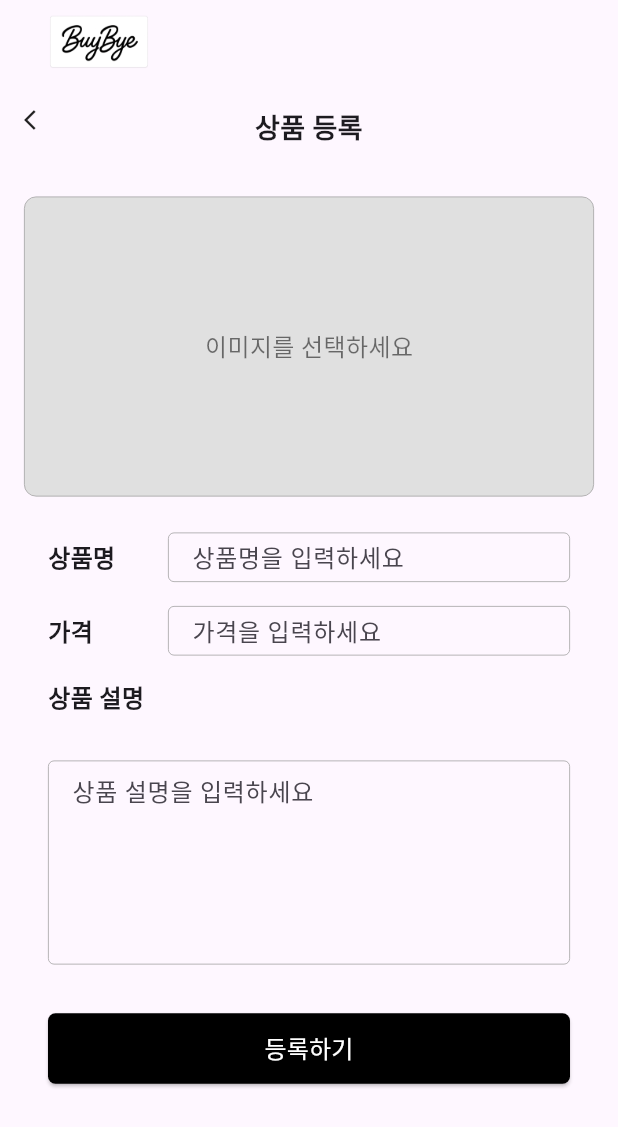
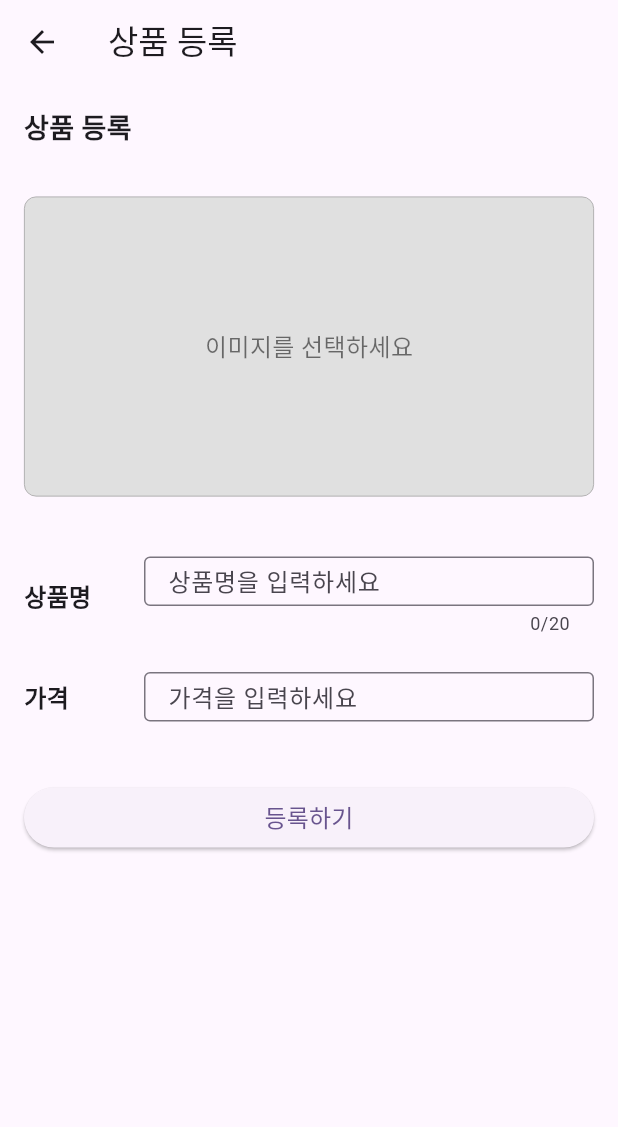
Before and after one commit to Metachive/buybye, a Flutter app: the ProductRegister screen opened directly, on a phone screen of 412 x 824 dp. Shown: the top 1127 px of the screen. Run offline on Flutter 3.47's test engine with Material 3 defaults, Android fonts, the phone set to English and light mode, and no system bars; our stand-ins replace image_picker.

Commit message:
상품 등록 페이지 기능 추가 및 상태관리 기능

```diff
--- a/lib/product_register.dart
+++ b/lib/product_register.dart
@@ -1,3 +1,170 @@
+import 'package:flutter/material.dart';
+
+class ProductRegister extends StatelessWidget {
+  const ProductRegister({super.key});
+
+  @override
+  Widget build(BuildContext context) {
+    return Scaffold(
+      appBar: AppBar(title: const Text("상품 등록")),
+      body: SingleChildScrollView(
+        child: Column(
+          crossAxisAlignment: CrossAxisAlignment.start,
+          children: [
+            // 제목
+            const Padding(
+              padding: EdgeInsets.all(16.0),
+              child: Text(
+                '상품 등록',
+                style: TextStyle(fontSize: 18, fontWeight: FontWeight.bold),
+                textAlign: TextAlign.center,
+              ),
+            ),
+
+            // 이미지 등록 더미
+            Padding(
+              padding: const EdgeInsets.all(16.0),
+              child: Container(
+                width: double.infinity,
+                height: 200,
+                decoration: BoxDecoration(
+                  color: Colors.grey[300],
+                  borderRadius: BorderRadius.circular(8.0),
+                  border: Border.all(color: Colors.grey, width: 0.5),
+                ),
+                child: const Center(
+                  child: Text(
+                    '이미지를 선택하세요',
+                    style: TextStyle(fontSize: 16, color: Colors.black54),
+                  ),
+                ),
+              ),
+            ),
+
+            const SizedBox(height: 24),
+
+            // 상품명 입력
+            Padding(
+              padding: const EdgeInsets.symmetric(horizontal: 16.0),
+              child: Row(
+                crossAxisAlignment: CrossAxisAlignment.center,
+                children: [
+                  const SizedBox(
+                    width: 80,
+                    child: Text(
+                      '상품명',
+                      style: TextStyle(
+                        fontSize: 16,
+                        fontWeight: FontWeight.bold,
+                      ),
+                    ),
+                  ),
+                  Expanded(
+                    child: TextField(
+                      decoration: const InputDecoration(
+                        hintText: '상품명을 입력하세요',
+                        border: OutlineInputBorder(
+                          borderSide: BorderSide(
+                            color: Colors.grey,
+                            width: 0.5,
+                          ),
+                        ),
+                        contentPadding: EdgeInsets.symmetric(
+                          horizontal: 12,
+                          vertical: 4,
+                        ),
+                        isDense: true,
+                      ),
+                      style: const TextStyle(fontSize: 16),
+                      maxLines: 1,
+                      maxLength: 20,
+                      textAlign: TextAlign.start,
+                      textAlignVertical: TextAlignVertical.center,
+                      textInputAction: TextInputAction.next,
+                      keyboardType: TextInputType.text,
+                      onChanged: (value) {
+                        // 상품명 입력 시 처리할 로직
+                      },
+                      onSubmitted: (value) {
+                        // 상품명 입력 완료 시 처리할 로직
+                      },
+                    ),
+                  ),
+                ],
+              ),
+            ),
+
+            const SizedBox(height: 24),
+
+            // 가격 입력
+            Padding(
+              padding: const EdgeInsets.symmetric(horizontal: 16.0),
+              child: Row(
+                crossAxisAlignment: CrossAxisAlignment.center,
+                children: [
+                  const SizedBox(
+                    width: 80,
+                    child: Text(
+                      '가격',
+                      style: TextStyle(
+                        fontSize: 16,
+                        fontWeight: FontWeight.bold,
+                      ),
+                    ),
+                  ),
+                  Expanded(
+                    child: TextField(
+                      decoration: const InputDecoration(
+                        hintText: '가격을 입력하세요',
+                        border: OutlineInputBorder(
+                          borderSide: BorderSide(
+                            color: Colors.grey,
+                            width: 0.5,
+                          ),
+                        ),
+                        contentPadding: EdgeInsets.symmetric(
+                          horizontal: 12,
+                          vertical: 4,
+                        ),
+                        isDense: true,
+                      ),
+                      style: const TextStyle(fontSize: 16),
+                      maxLines: 1,
+                      keyboardType: TextInputType.number,
+                      textInputAction: TextInputAction.done,
+                      onChanged: (value) {
+                        // 가격 입력 시 처리할 로직
+                      },
+                      onSubmitted: (value) {
+                        // 가격 입력 완료 시 처리할 로직
+                      },
+                    ),
+                  ),
+                ],
+              ),
+            ),
+
+            const SizedBox(height: 24),
+
+            // 등록 버튼
+            Padding(
+              padding: const EdgeInsets.all(16.0),
+              child: SizedBox(
+                width: double.infinity,
+                child: ElevatedButton(
+                  onPressed: () {
+                    // 등록 버튼 클릭 시 처리할 로직
+                  },
+                  child: const Text('등록하기', style: TextStyle(fontSize: 16)),
+                ),
+              ),
+            ),
+          ],
+        ),
+      ),
+    );
+  }
+}
 import 'package:flutter/material.dart';
 import 'package:image_picker/image_picker.dart';
 import 'dart:io';
@@ -8,7 +175,9 @@ import 'models/product_list.dart';
 import 'widgets/common_app_bar.dart';
 
 class ProductRegister extends StatefulWidget {
-  const ProductRegister({super.key});
+  const ProductRegister({
+    super.key,
+  });
 
   @override
   State<ProductRegister> createState() => _ProductRegisterState();
@@ -95,8 +264,7 @@ class _ProductRegisterState extends State<ProductRegister> {
                           borderRadius: BorderRadius.circular(8.0),
                           border: Border.all(color: Colors.grey, width: 0.5),
                         ),
-                        child:
-                            pickedFile != null
+                        child: pickedFile != null
                             ? ClipRRect(
                                 borderRadius: BorderRadius.circular(8.0),
                                 child: Image.file(
@@ -137,27 +305,15 @@ class _ProductRegisterState extends State<ProductRegister> {
                               decoration: const InputDecoration(
                                 hintText: '상품명을 입력하세요',
                                 border: OutlineInputBorder(
-                                  borderSide: BorderSide(
-                                    color: Colors.grey,
-                                    width: 0.5,
-                                  ),
+                                  borderSide: BorderSide(color: Colors.grey, width: 0.5),
                                 ),
                                 enabledBorder: OutlineInputBorder(
-                                  borderSide: BorderSide(
-                                    color: Colors.grey,
-                                    width: 0.5,
-                                  ),
+                                  borderSide: BorderSide(color: Colors.grey, width: 0.5),
                                 ),
                                 focusedBorder: OutlineInputBorder(
-                                  borderSide: BorderSide(
-                                    color: Colors.grey,
-                                    width: 0.5,
+                                  borderSide: BorderSide(color: Colors.grey, width: 0.5),
                                 ),
-                                ),
-                                contentPadding: EdgeInsets.symmetric(
-                                  horizontal: 12,
-                                  vertical: 4,
-                                ),
+                                contentPadding: EdgeInsets.symmetric(horizontal: 12, vertical: 4),
                                 isDense: true,
                               ),
                               validator: (value) {
@@ -194,27 +350,15 @@ class _ProductRegisterState extends State<ProductRegister> {
                               decoration: const InputDecoration(
                                 hintText: '가격을 입력하세요',
                                 border: OutlineInputBorder(
-                                  borderSide: BorderSide(
-                                    color: Colors.grey,
-                                    width: 0.5,
-                                  ),
+                                  borderSide: BorderSide(color: Colors.grey, width: 0.5),
                                 ),
                                 enabledBorder: OutlineInputBorder(
-                                  borderSide: BorderSide(
-                                    color: Colors.grey,
-                                    width: 0.5,
-                                  ),
+                                  borderSide: BorderSide(color: Colors.grey, width: 0.5),
                                 ),
                                 focusedBorder: OutlineInputBorder(
-                                  borderSide: BorderSide(
-                                    color: Colors.grey,
-                                    width: 0.5,
+                                  borderSide: BorderSide(color: Colors.grey, width: 0.5),
                                 ),
-                                ),
-                                contentPadding: EdgeInsets.symmetric(
-                                  horizontal: 12,
-                                  vertical: 4,
-                                ),
+                                contentPadding: EdgeInsets.symmetric(horizontal: 12, vertical: 4),
                                 isDense: true,
                                 suffixText: '원',
                               ),
@@ -253,27 +397,15 @@ class _ProductRegisterState extends State<ProductRegister> {
                             decoration: const InputDecoration(
                               hintText: '상품 설명을 입력하세요',
                               border: OutlineInputBorder(
-                                borderSide: BorderSide(
-                                  color: Colors.grey,
-                                  width: 0.5,
-                                ),
+                                borderSide: BorderSide(color: Colors.grey, width: 0.5),
                               ),
                               enabledBorder: OutlineInputBorder(
-                                borderSide: BorderSide(
-                                  color: Colors.grey,
-                                  width: 0.5,
-                                ),
+                                borderSide: BorderSide(color: Colors.grey, width: 0.5),
                               ),
                               focusedBorder: OutlineInputBorder(
-                                borderSide: BorderSide(
-                                  color: Colors.grey,
-                                  width: 0.5,
+                                borderSide: BorderSide(color: Colors.grey, width: 0.5),
                               ),
-                              ),
-                              contentPadding: EdgeInsets.symmetric(
-                                horizontal: 12,
-                                vertical: 8,
-                              ),
+                              contentPadding: EdgeInsets.symmetric(horizontal: 12, vertical: 8),
                             ),
                             maxLines: 5,
                             validator: (value) {
@@ -300,10 +432,7 @@ class _ProductRegisterState extends State<ProductRegister> {
                               return;
                             }
 
-                            final productList = Provider.of<ProductList>(
-                              context,
-                              listen: false,
-                            );
+                            final productList = Provider.of<ProductList>(context, listen: false);
                             final newProduct = Product(
                               id: 'P${DateTime.now().millisecondsSinceEpoch}',
                               name: _nameController.text,
@@ -329,7 +458,10 @@ class _ProductRegisterState extends State<ProductRegister> {
                         ),
                         child: const Text(
                           '등록하기',
-                          style: TextStyle(fontSize: 16, color: Colors.white),
+                          style: TextStyle(
+                            fontSize: 16,
+                            color: Colors.white,
+                          ),
                         ),
                       ),
                     ),
--- a/lib/widgets/common_app_bar.dart
+++ /dev/null
@@ -1,41 +0,0 @@
-// ignore_for_file: deprecated_member_use
-
-import 'package:flutter/material.dart';
-import '../homepage.dart';
-import '../shopping_cart.dart';
-import '../product_register.dart';
-import '../purchase_history.dart';
-
-class CommonAppBar extends StatelessWidget implements PreferredSizeWidget {
-  final String? title;
-  final VoidCallback? onBackPressed;
-
-  const CommonAppBar({super.key, this.title, this.onBackPressed});
-
-  @override
-  Widget build(BuildContext context) {
-    return AppBar(
-      automaticallyImplyLeading: false,
-      leading: null,
-      title: GestureDetector(
-        onTap: () {
-          Navigator.pushAndRemoveUntil(
-            context,
-            MaterialPageRoute(builder: (context) => const Homepage()),
-            (route) => false,
-          );
-        },
-        child: Row(
-          mainAxisAlignment: MainAxisAlignment.start,
-          children: [
-            Image.asset('assets/images/logo.png', height: 100, width: 100),
-          ],
-        ),
-      ),
-      actions: const [], // 사이드바 버튼 제거
-    );
-  }
-
-  @override
-  Size get preferredSize => const Size.fromHeight(kToolbarHeight);
-}
```
Also changed, not shown: lib/homepage.dart (+19 -46 lines), 1 other file. Lines whose indentation alone changed are shown as unchanged.
